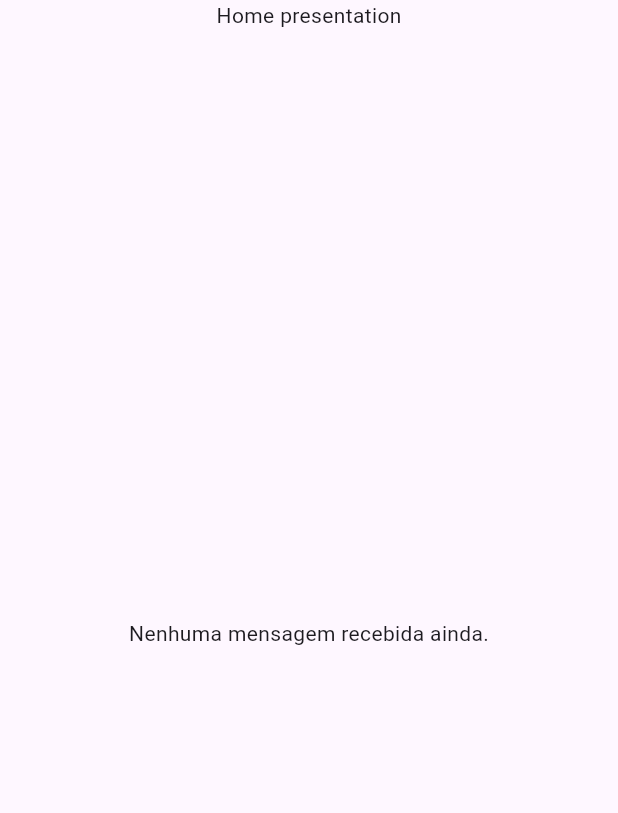
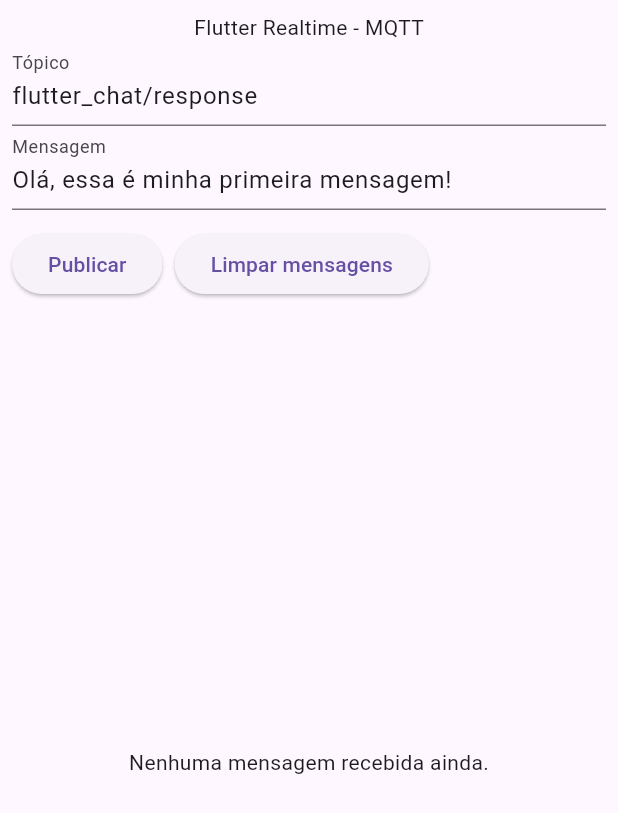
Before and after one commit to Mardem/flutter_realtime, a Flutter app: the screen it shows after launch, on a phone screen of 412 x 824 dp. Shown: the top 813 px of the screen. Run offline on Flutter 3.47's test engine with Material 3 defaults, Android fonts, the phone set to English and light mode, and no system bars; our stand-ins replace get_it; missing offline and left inert: mqtt_client.

Commit message:
feat: Adicionando inscrição em tópico e limpar mensagens

```diff
--- a/lib/core/remote/mqtt/domain/mqtt_repository.dart
+++ b/lib/core/remote/mqtt/domain/mqtt_repository.dart
@@ -16,5 +16,7 @@ abstract class MqttRepository {
 
   void disconnect();
 
+  void clearMessages();
+
   ValueNotifier<List<String>> get messages;
 }
--- a/lib/modules/home/presentation/home_presentation.dart
+++ b/lib/modules/home/presentation/home_presentation.dart
@@ -16,10 +16,10 @@ class _HomePresentationState extends State<HomePresentation> {
   final MqttRepository _mqttRepo = inject<MqttRepository>();
 
   final TextEditingController _topicCtrl = TextEditingController(
-    text: 'test/topic',
+    text: 'flutter_chat/response',
   );
   final TextEditingController _messageCtrl = TextEditingController(
-    text: 'Olá MQTT!',
+    text: 'Olá, essa é minha primeira mensagem!',
   );
 
   @override
@@ -35,13 +35,41 @@ class _HomePresentationState extends State<HomePresentation> {
   @override
   Widget build(BuildContext context) {
     return Scaffold(
-      body: SizedBox(
+      body: SafeArea(
+        child: Container(
+          padding: EdgeInsets.all(8),
           width: MediaQuery.of(context).size.width,
           child: Column(
             crossAxisAlignment: CrossAxisAlignment.center,
             mainAxisAlignment: MainAxisAlignment.center,
             children: [
-            Text('Home presentation'),
+              Text('Flutter Realtime - MQTT'),
+              TextField(
+                controller: _topicCtrl,
+                decoration: InputDecoration(labelText: 'Tópico'),
+              ),
+              TextField(
+                controller: _messageCtrl,
+                decoration: InputDecoration(labelText: 'Mensagem'),
+              ),
+              SizedBox(height: 12),
+              Row(
+                children: [
+                  ElevatedButton(
+                    onPressed: () {
+                      final topic = _topicCtrl.text;
+                      final msg = _messageCtrl.text;
+                      _mqttRepo.publish(topic, {'message': msg});
+                    },
+                    child: Text('Publicar'),
+                  ),
+                  SizedBox(width: 8),
+                  ElevatedButton(
+                    onPressed: () => _mqttRepo.clearMessages(),
+                    child: Text('Limpar mensagens'),
+                  ),
+                ],
+              ),
               Expanded(
                 child: ValueListenableBuilder<List<String>>(
                   valueListenable: _mqttRepo.messages,
@@ -66,6 +94,7 @@ class _HomePresentationState extends State<HomePresentation> {
             ],
           ),
         ),
+      ),
     );
   }
 }
```
Also changed, not shown: lib/core/remote/mqtt/data/mqtt_service.dart (+13 -3 lines). Lines whose indentation alone changed are shown as unchanged.
